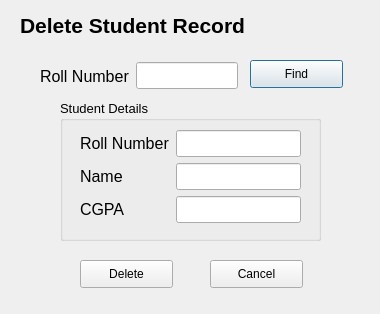
rohinrohin/RecordIndexer, file deleterecord.ui: the form before one commit.
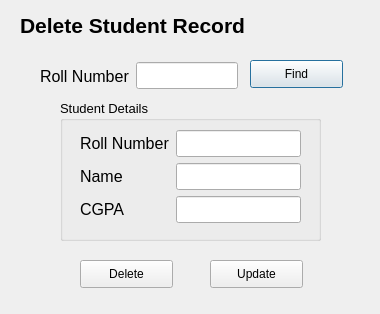
The form after the commit.

The edit to the form file:
```diff
--- a/deleterecord.ui
+++ b/deleterecord.ui
@@ -162,7 +162,7 @@
     </rect>
    </property>
    <property name="text">
-    <string>Cancel</string>
+    <string>Update</string>
    </property>
   </widget>
   <widget class="QWidget" name="layoutWidget">
```
Left out of the diff: 3 changed lines with no effect on the pictures.
